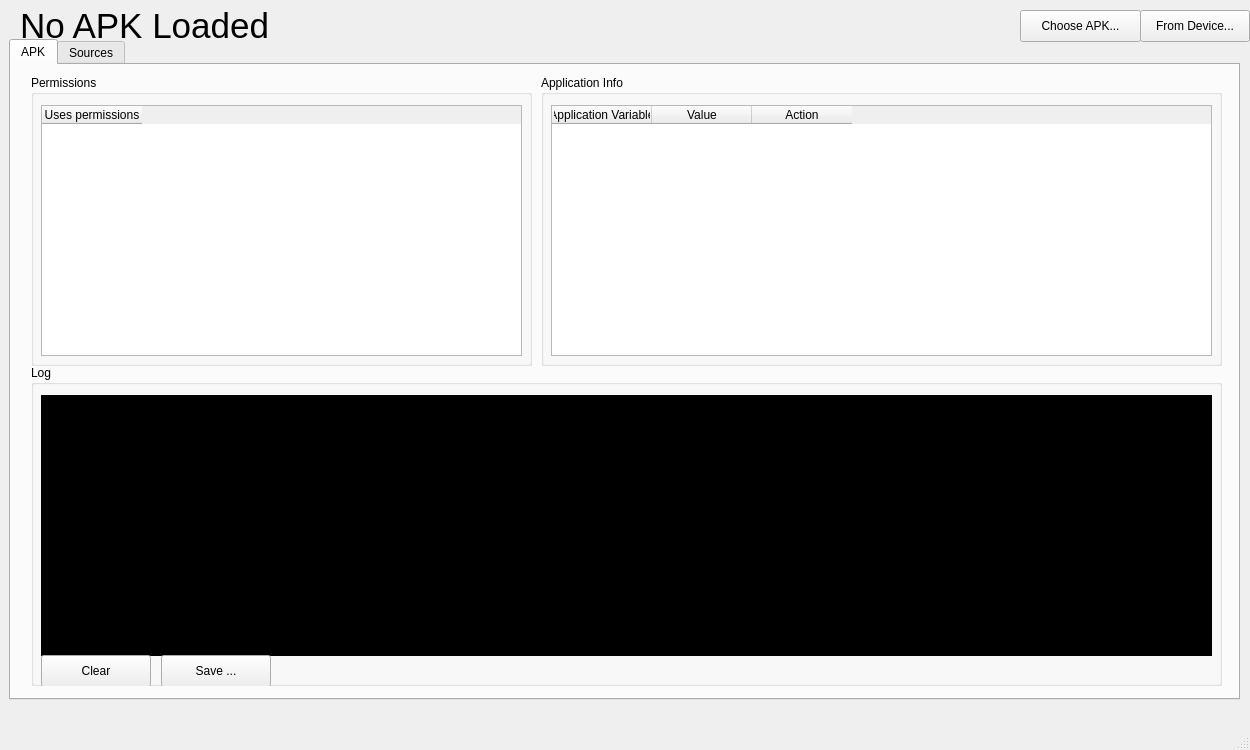
Old version of the form qt/droidsec.ui in the repository DarioI/ARES.
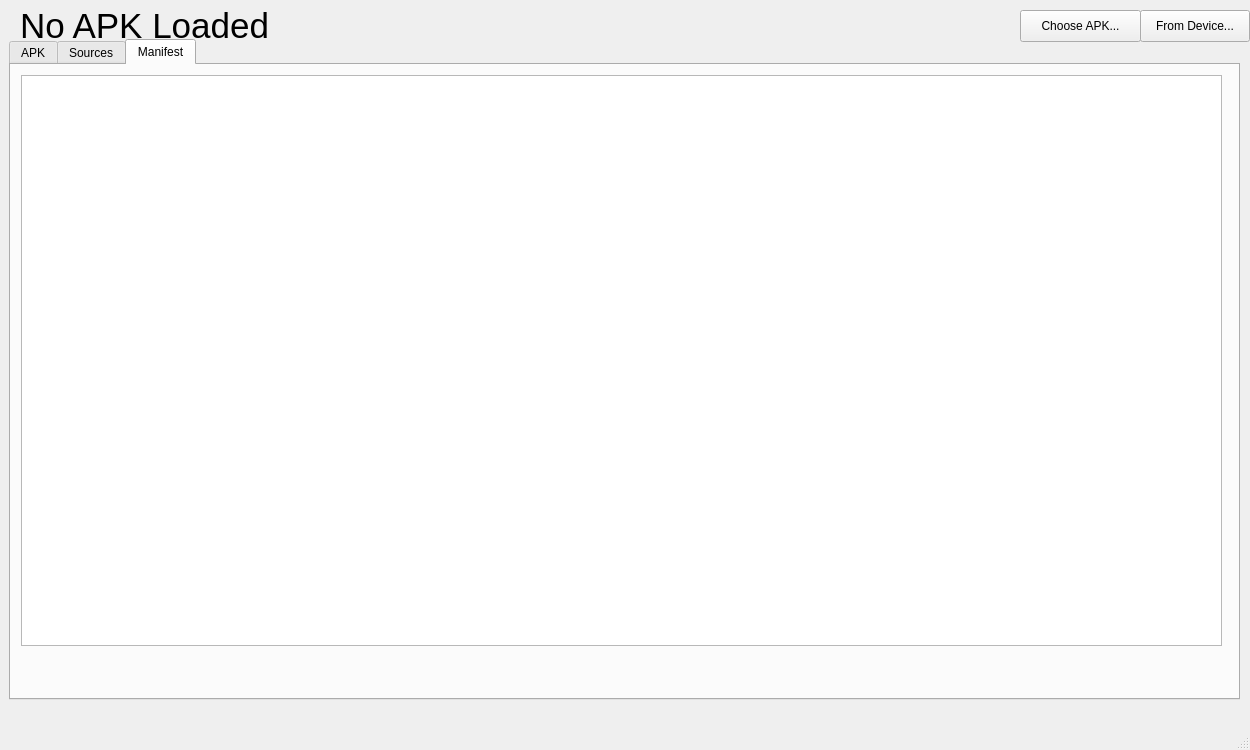
New version of the form.

Commit message:
Added an xmlviewer tab for the android manifest
needs some refining, but does the job for now

What changed in the file:
```diff
--- a/qt/droidsec.ui
+++ b/qt/droidsec.ui
@@ -70,7 +70,7 @@
      </rect>
     </property>
     <property name="currentIndex">
-     <number>0</number>
+     <number>2</number>
     </property>
     <widget class="QWidget" name="tab_3">
      <attribute name="title">
@@ -254,6 +254,30 @@
       </property>
      </widget>
     </widget>
+    <widget class="QWidget" name="tab_5">
+     <attribute name="title">
+      <string>Manifest</string>
+     </attribute>
+     <widget class="QPlainTextEdit" name="manifest_source_xml_text">
+      <property name="geometry">
+       <rect>
+        <x>10</x>
+        <y>10</y>
+        <width>1201</width>
+        <height>571</height>
+       </rect>
+      </property>
+      <property name="documentTitle">
+       <string>AndroidManifest.xml</string>
+      </property>
+      <property name="readOnly">
+       <bool>true</bool>
+      </property>
+      <property name="overwriteMode">
+       <bool>false</bool>
+      </property>
+     </widget>
+    </widget>
    </widget>
    <widget class="QPushButton" name="btnFromDevice">
     <property name="geometry">
```
Left out of the diff: 4 changed lines with no effect on the pictures. The commit also changes 3 other files.
